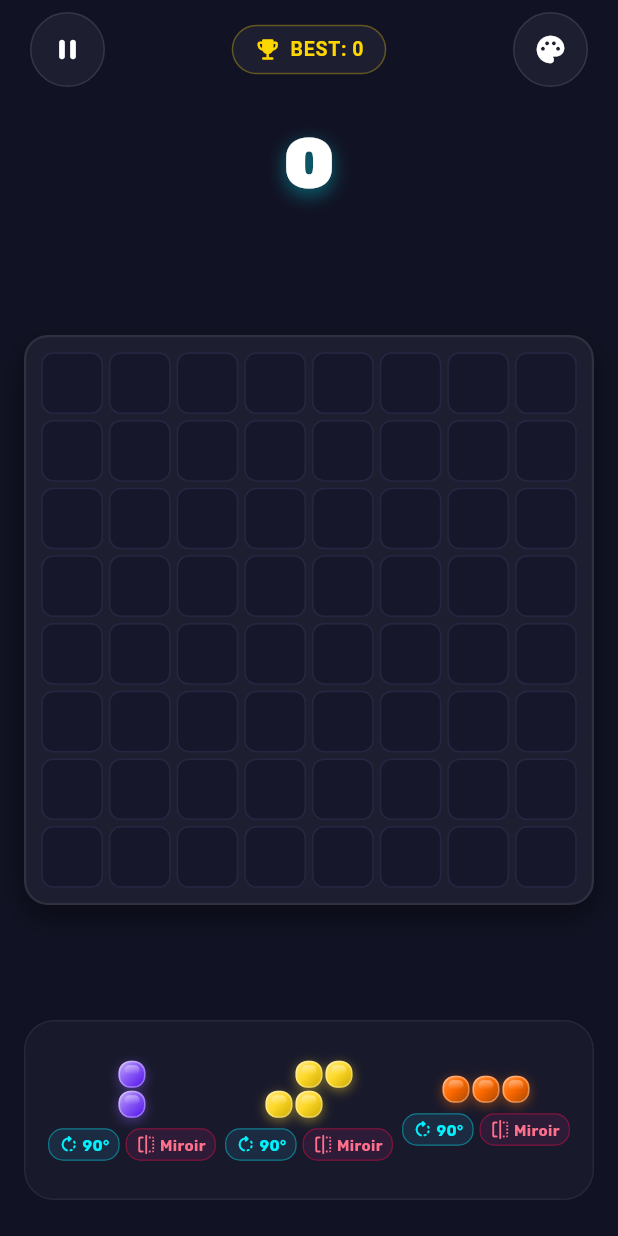
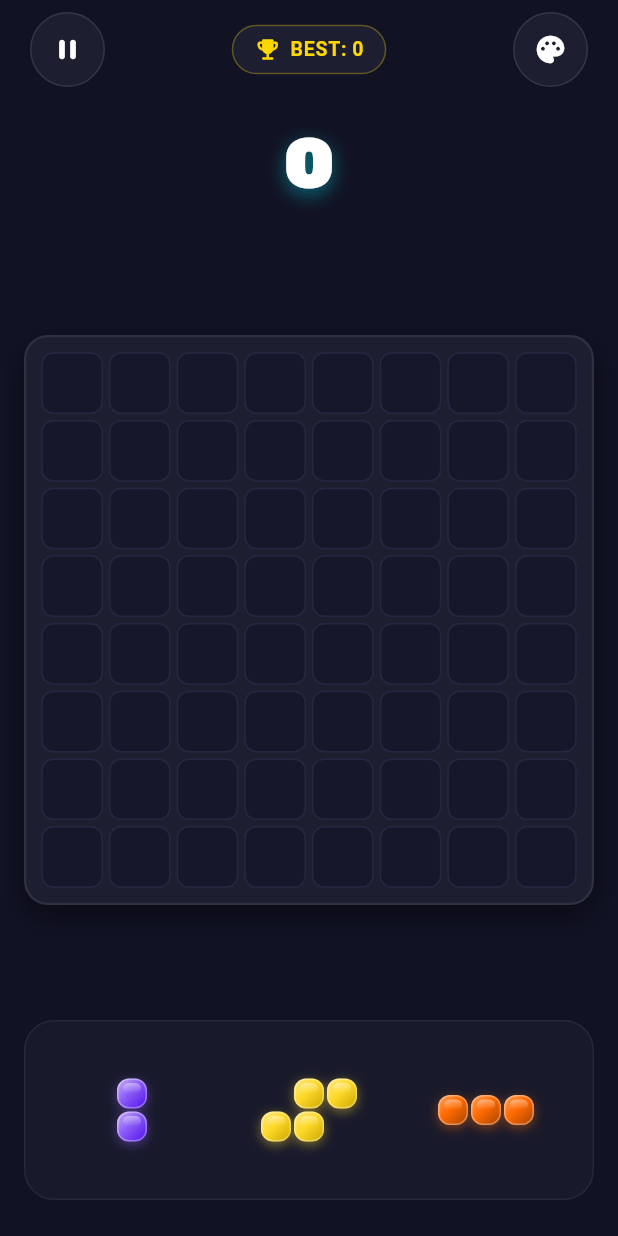
Before and after one commit to Anisghd-lab/block-blast-android, a Flutter app: the screen it shows after launch, on a phone screen of 412 x 824 dp. Run offline on Flutter 3.47's test engine with Material 3 defaults, Android fonts, the phone set to English and light mode, and no system bars; our stand-ins replace google_fonts, shared_preferences.

Commit message:
clean: remove buttons under blocks in dock; tap block directly to rotate

```diff
--- a/lib/ui/widgets/piece_dock.dart
+++ b/lib/ui/widgets/piece_dock.dart
@@ -48,85 +48,16 @@ class PieceDock extends StatelessWidget {
 
           return Expanded(
             child: Center(
-              child: Column(
-                mainAxisSize: MainAxisSize.min,
-                children: [
-                  DraggablePiece(
+              child: GestureDetector(
+                onTap: () => gameProvider.rotatePiece(index),
+                child: DraggablePiece(
                   pieceIndex: index,
                   shape: piece,
                   theme: theme,
-                    dockCellSize: 18.0,
+                  dockCellSize: 20.0,
                   boardCellSize: 38.0,
                   isPlaceable: isPlaceable,
                 ),
-                  const SizedBox(height: 6),
-                  Row(
-                    mainAxisSize: MainAxisSize.min,
-                    children: [
-                      // Bouton Pivoter 90°
-                      GestureDetector(
-                        onTap: () => gameProvider.rotatePiece(index),
-                        child: Container(
-                          padding: const EdgeInsets.symmetric(horizontal: 6, vertical: 3),
-                          decoration: BoxDecoration(
-                            color: const Color(0xFF1A2B42),
-                            borderRadius: BorderRadius.circular(10),
-                            border: Border.all(
-                              color: const Color(0xFF00F2FE).withOpacity(0.4),
-                              width: 0.8,
-                            ),
-                          ),
-                          child: const Row(
-                            mainAxisSize: MainAxisSize.min,
-                            children: [
-                              Icon(Icons.rotate_right_rounded, color: Color(0xFF00F2FE), size: 14),
-                              SizedBox(width: 2),
-                              Text(
-                                '90°',
-                                style: TextStyle(
-                                  color: Color(0xFF00F2FE),
-                                  fontSize: 10,
-                                  fontWeight: FontWeight.bold,
-                                ),
-                              ),
-                            ],
-                          ),
-                        ),
-                      ),
-                      const SizedBox(width: 4),
-                      // Bouton Miroir
-                      GestureDetector(
-                        onTap: () => gameProvider.mirrorPiece(index),
-                        child: Container(
-                          padding: const EdgeInsets.symmetric(horizontal: 6, vertical: 3),
-                          decoration: BoxDecoration(
-                            color: const Color(0xFF2D1B38),
-                            borderRadius: BorderRadius.circular(10),
-                            border: Border.all(
-                              color: const Color(0xFFFF0844).withOpacity(0.4),
-                              width: 0.8,
-                            ),
-                          ),
-                          child: const Row(
-                            mainAxisSize: MainAxisSize.min,
-                            children: [
-                              Icon(Icons.flip_rounded, color: Color(0xFFFF708D), size: 14),
-                              SizedBox(width: 2),
-                              Text(
-                                'Miroir',
-                                style: TextStyle(
-                                  color: Color(0xFFFF708D),
-                                  fontSize: 10,
-                                  fontWeight: FontWeight.bold,
-                                ),
-                              ),
-                            ],
-                          ),
-                        ),
-                      ),
-                    ],
-                  ),
-                ],
               ),
             ),
           );
```
Also changed, not shown: 1 other file. Lines whose indentation alone changed are shown as unchanged.
